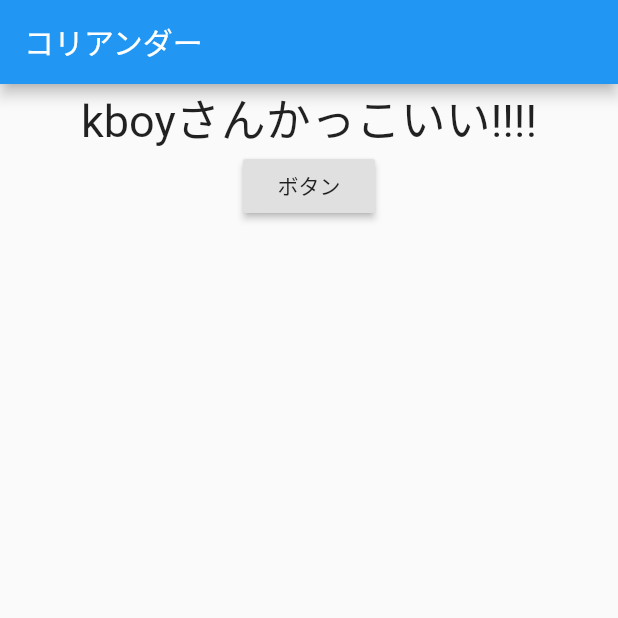
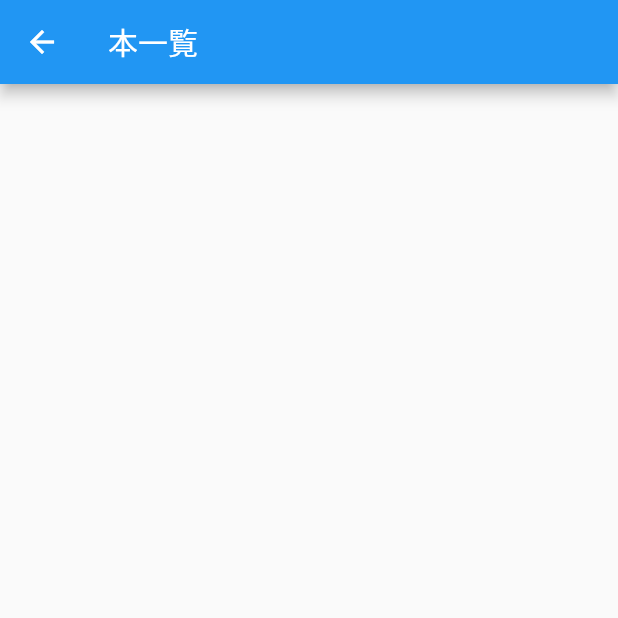
Before and after one commit to Uetake-code/coriander, a Flutter app: the screen it shows after launch, after a tap on "ボタン", on a phone screen of 412 x 824 dp, the top half of it. Run offline on Flutter 3.47's test engine with Material 2 defaults, Android fonts, the phone set to English and light mode, and no system bars; our stand-ins replace cloud_firestore; accounts and stored records are empty.

```diff
--- /dev/null
+++ b/lib/book.dart
@@ -0,0 +1,5 @@
+class Book {
+  Book(this.title);
+
+  String title;
+}
--- /dev/null
+++ b/lib/book_list_model.dart
@@ -0,0 +1,14 @@
+import 'package:cloud_firestore/cloud_firestore.dart';
+import 'package:coriander/book.dart';
+import 'package:flutter/material.dart';
+
+class BookListModel extends ChangeNotifier {
+  List<Book> books = [];
+
+  Future fetchBooks() async {
+    final docs = await Firestore.instance.collection('books').getDocuments();
+    final books = docs.documents.map((doc) => Book(doc['title'])).toList();
+    this.books = books;
+    notifyListeners();
+  }
+}
--- /dev/null
+++ b/lib/book_list_page.dart
@@ -0,0 +1,31 @@
+import 'package:cloud_firestore/cloud_firestore.dart';
+import 'package:coriander/book_list_model.dart';
+import 'package:flutter/material.dart';
+import 'package:provider/provider.dart';
+
+class BookListPage extends StatelessWidget {
+  @override
+  Widget build(BuildContext context) {
+    return ChangeNotifierProvider<BookListModel>(
+      create: (_) => BookListModel()..fetchBooks(),
+      child: Scaffold(
+        appBar: AppBar(
+          title: Text('本一覧'),
+        ),
+        body: Consumer<BookListModel>(
+          builder: (context, model, child) {
+            final books = model.books;
+            final listTiles = books
+                .map((book) => ListTile(
+                      title: Text(book.title),
+                    ))
+                .toList();
+            return ListView(
+              children: listTiles,
+            );
+          },
+        ),
+      ),
+    );
+  }
+}
--- a/lib/main.dart
+++ b/lib/main.dart
@@ -1,3 +1,4 @@
+import 'package:coriander/book_list_page.dart';
 import 'package:coriander/main_model.dart';
 import 'package:flutter/material.dart';
 import 'package:provider/provider.dart';
@@ -15,8 +16,7 @@ class MyApp extends StatelessWidget {
           appBar: AppBar(
             title: Text('コリアンダー'),
           ),
-          body: Consumer<MainModel>(
-              builder: (context, model, child) {
+          body: Consumer<MainModel>(builder: (context, model, child) {
                 return Center(
                   child: Column(
                     children: [
@@ -30,7 +30,10 @@ class MyApp extends StatelessWidget {
                         child: Text('ボタン'),
                         onPressed: () {
                           //ここで何
-                          model.changeKboyText();
+                          Navigator.push(
+                              context,
+                              MaterialPageRoute(builder: (context) => BookListPage()),
+                          );
                         },
                       ),
                     ],
--- a/pubspec.yaml
+++ b/pubspec.yaml
@@ -14,6 +14,10 @@ dependencies:
 
   cupertino_icons: ^0.1.3
   provider: ^4.1.3
+  firebase_core: ^0.4.5  # add dependency for Firebase Core
+  cloud_firestore: ^0.13.6
+
+
 
 dev_dependencies:
   flutter_test:
```
Also changed, not shown: pubspec.lock, 4 other files.
